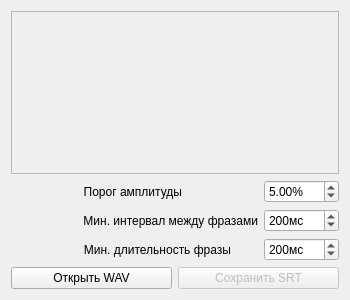
Old version of the form src/mainwindow.ui in the repository PalmtopTiger/TFA.
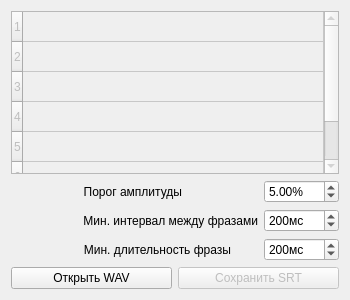
New version of the form.

Commit message: Use QTableWidget

```diff
--- a/src/mainwindow.ui
+++ b/src/mainwindow.ui
@@ -25,7 +25,7 @@
   <widget class="QWidget" name="centralWidget">
    <layout class="QVBoxLayout" name="verticalLayout">
     <item>
-     <widget class="QTableView" name="tbInfo">
+     <widget class="QTableWidget" name="tbInfo">
       <property name="enabled">
        <bool>false</bool>
       </property>
@@ -38,8 +38,11 @@
       <property name="selectionMode">
        <enum>QAbstractItemView::NoSelection</enum>
       </property>
-      <property name="cornerButtonEnabled">
-       <bool>false</bool>
+      <property name="rowCount">
+       <number>7</number>
+      </property>
+      <property name="columnCount">
+       <number>1</number>
       </property>
       <attribute name="horizontalHeaderVisible">
        <bool>false</bool>
@@ -47,6 +50,14 @@
       <attribute name="horizontalHeaderStretchLastSection">
        <bool>true</bool>
       </attribute>
+      <row/>
+      <row/>
+      <row/>
+      <row/>
+      <row/>
+      <row/>
+      <row/>
+      <column/>
      </widget>
     </item>
     <item>
```
The commit also changes 2 other files.
